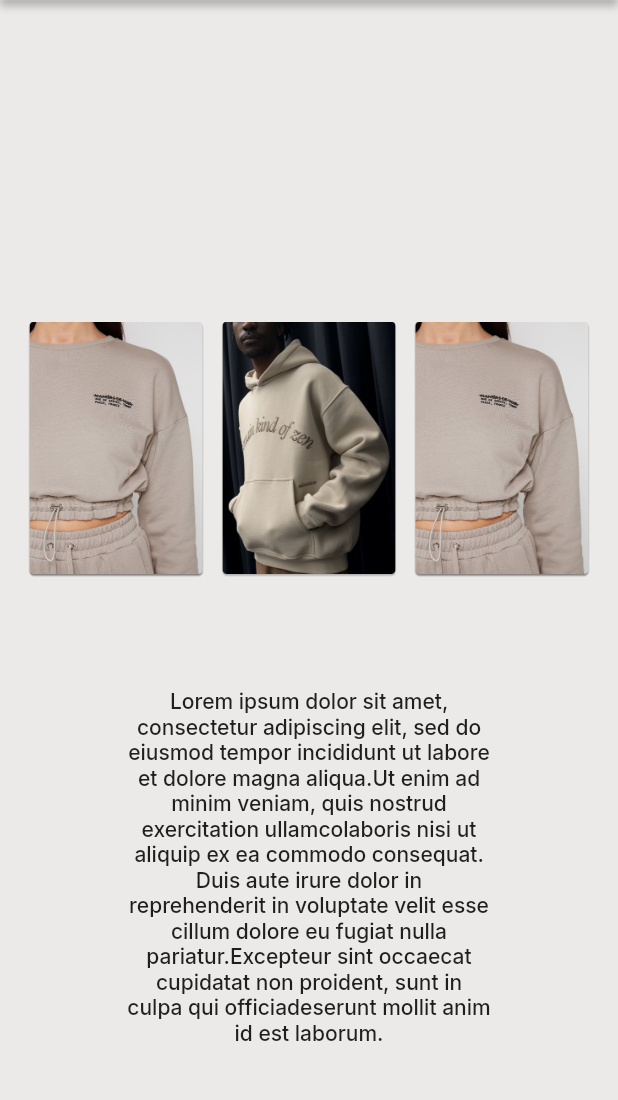
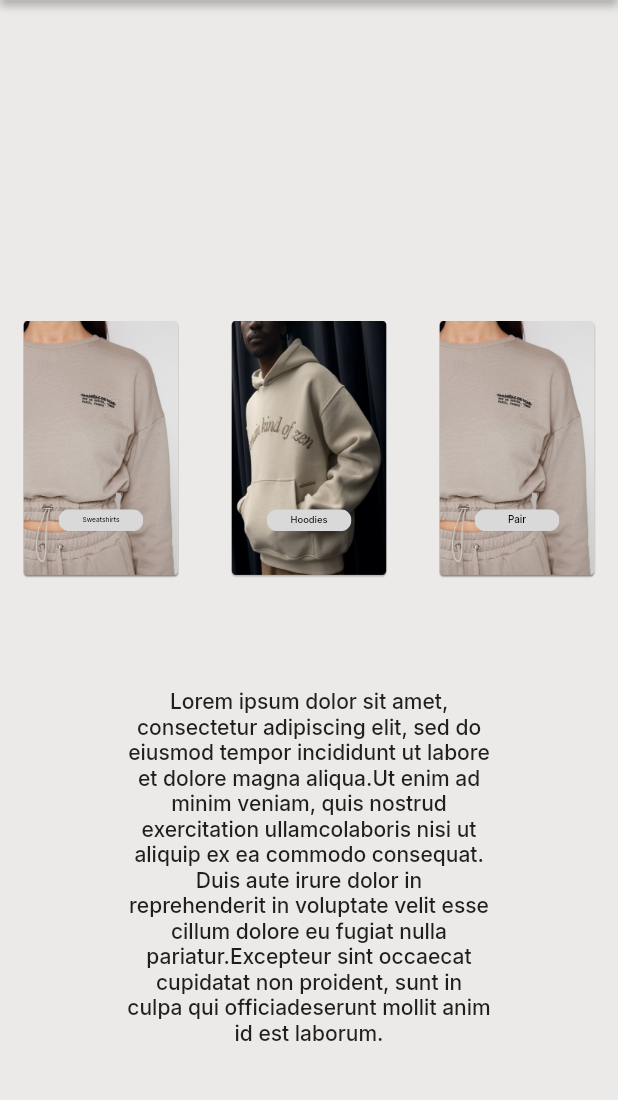
Before and after one commit to ralphkevinmacahipay/flutter-test-app, a Flutter app: the DesktopScreen screen opened directly, after a tap on "HOME", after a tap on "NEW ARRIVAL", on a phone screen of 412 x 824 dp, the part 98-1198 px from its top. Run offline on Flutter 3.47's test engine with Material 2 defaults, Android fonts, the phone set to English and light mode, and no system bars; our stand-ins replace get, google_fonts, velocity_x.

Commit message:
done_desktop_product

```diff
--- /dev/null
+++ b/assets/product_data.json
@@ -0,0 +1,14 @@
+[
+  {
+    "image": "assets/sample_jacket.png",
+    "button_title": "Sweatshirts"
+  },
+  {
+    "image": "assets/sample_jacket_person.png",
+    "button_title": "Hoodies"
+  },
+  {
+    "image": "assets/sample_jacket.png",
+    "button_title": "Pair"
+  }
+]
--- a/lib/configuration/constant_var.dart
+++ b/lib/configuration/constant_var.dart
@@ -1,2 +1,3 @@
 String kLorem =
     "Lorem ipsum dolor sit amet, consectetur adipiscing elit, sed do eiusmod tempor incididunt ut labore et dolore magna aliqua.Ut enim ad minim veniam, quis nostrud exercitation ullamcolaboris nisi ut aliquip ex ea commodo consequat. Duis aute irure dolor in reprehenderit in voluptate velit esse cillum dolore eu fugiat nulla pariatur.Excepteur sint occaecat cupidatat non proident, sunt in culpa qui officiadeserunt mollit anim id est laborum.";
+String kJsonProdData = 'assets/product_data.json';
--- a/lib/desktop/home_desktop/home_desktop.dart
+++ b/lib/desktop/home_desktop/home_desktop.dart
@@ -1,8 +1,9 @@
 import 'package:flutter/material.dart';
-import 'package:flutter_test_app/configuration/constant_var.dart';
 import 'package:flutter_test_app/configuration/icons.dart';
 import 'package:flutter_test_app/configuration/style.dart';
 import 'package:flutter_test_app/desktop/home_desktop/nav_bar_item.dart';
+import 'package:flutter_test_app/desktop/products/products.dart';
+import 'package:flutter_test_app/desktop/sale/sale.dart';
 import 'package:flutter_test_app/my_widget/my_widget.dart';
 import 'package:flutter_test_app/state_management/state_instance.dart';
 import 'package:get/get.dart';
@@ -20,67 +21,9 @@ class DesktopScreen extends StatelessWidget {
             child: ListView(
               controller: kUiStateInstance.kListScrollController,
               children: [
-                const HomeScreenWidget(),
-                Container(
-                    color: kBackGroundColor,
-                    height: context.height,
-                    width: double.infinity,
-                    child: Stack(
-                      children: [
-                        Align(
-                          alignment: Alignment.topCenter,
-                          child: SizedBox(
-                            width: double.infinity,
-                            height: context.percentHeight * 58.59,
-                            child: Stack(children: [
-                              Align(
-                                  alignment: Alignment.centerLeft,
-                                  child: Image.asset(
-                                    kSampleJacket,
-                                    width: context.percentWidth * 28.43,
-                                    height: context.percentHeight * 58.59,
-                                  )),
-                              Align(
-                                  alignment: Alignment.center,
-                                  child: Image.asset(
-                                    width: context.percentWidth * 28.43,
-                                    height: context.percentHeight * 58.59,
-                                    kSamplePerson,
-                                  )),
-                              Align(
-                                  alignment: Alignment.centerRight,
-                                  child: Image.asset(
-                                    width: context.percentWidth * 28.43,
-                                    height: context.percentHeight * 58.59,
-                                    kSampleJacket,
-                                  )),
-                            ]),
-                          ),
-                        )
-                            .marginOnly(top: context.percentHeight * 15)
-                            .paddingSymmetric(
-                                horizontal: context.percentWidth * 4.58),
-                        Align(
-                          alignment: Alignment.bottomCenter,
-                          child: Text(
-                            kLorem,
-                            style: kInterMediumBold.copyWith(),
-                            textAlign: TextAlign.center,
-                          ),
-                        )
-                            .marginSymmetric(
-                                horizontal: context.percentWidth * 20.52)
-                            .marginOnly(bottom: context.percentHeight * 7.51)
-                        // .paddingSymmetric(
-                        //     vertical: context.percentHeight * 5)
-                      ],
-                    )),
-                Container(
-                  color: kLignRed,
-                  height: context.height,
-                  width: context.width,
-                  child: const Text('Sale'),
-                ),
+                const HomeDesktopScreen(),
+                const ProductDesktopScreen(),
+                const SalesDesktopScreen(),
                 Container(
                   color: kLigthBrown,
                   height: context.height,
@@ -110,8 +53,8 @@ class DesktopScreen extends StatelessWidget {
   }
 }
 
-class HomeScreenWidget extends StatelessWidget {
-  const HomeScreenWidget({
+class HomeDesktopScreen extends StatelessWidget {
+  const HomeDesktopScreen({
     super.key,
   });
 
--- a/lib/desktop/products/products.dart
+++ b/lib/desktop/products/products.dart
@@ -0,0 +1,105 @@
+import 'package:flutter/material.dart';
+import 'package:flutter_test_app/configuration/constant_var.dart';
+import 'package:flutter_test_app/configuration/icons.dart';
+import 'package:flutter_test_app/configuration/style.dart';
+import 'package:flutter_test_app/my_widget/my_widget.dart';
+import 'package:get/get.dart';
+import 'package:velocity_x/velocity_x.dart';
+
+class ProductDesktopScreen extends StatelessWidget {
+  const ProductDesktopScreen({
+    super.key,
+  });
+
+  @override
+  Widget build(BuildContext context) {
+    return Container(
+        color: kBackGroundColor,
+        height: context.height,
+        width: double.infinity,
+        child: SizedBox(
+          width: double.infinity,
+          height: 58.59,
+          child: Stack(
+            children: [
+              Align(
+                alignment: Alignment.topCenter,
+                child: SizedBox(
+                  width: double.infinity,
+                  height: context.percentHeight * 58.59,
+                  child: Stack(children: [
+                    ProductItemWidget(
+                        kButtonTitle: "Sweatshirts",
+                        kImage: kSampleJacket,
+                        kAlignmentl: Alignment.centerLeft,
+                        kOnPress: () {}),
+                    ProductItemWidget(
+                        kButtonTitle: "Hoodies",
+                        kImage: kSamplePerson,
+                        kAlignmentl: Alignment.center,
+                        kOnPress: () {}),
+                    ProductItemWidget(
+                        kButtonTitle: "Pair",
+                        kImage: kSampleJacket,
+                        kAlignmentl: Alignment.centerRight,
+                        kOnPress: () {}),
+                  ]),
+                ),
+              ).marginOnly(top: context.percentHeight * 15),
+              Align(
+                alignment: Alignment.bottomCenter,
+                child: Text(
+                  kLorem,
+                  style: kInterMediumBold.copyWith(),
+                  textAlign: TextAlign.center,
+                ),
+              )
+                  .marginSymmetric(horizontal: context.percentWidth * 20.52)
+                  .marginOnly(bottom: context.percentHeight * 7.51)
+              // .paddingSymmetric(
+              //     vertical: context.percentHeight * 5)
+            ],
+          ),
+        ));
+  }
+}
+
+class ProductItemWidget extends StatelessWidget {
+  final String kButtonTitle; //""
+  final Function() kOnPress;
+  final String kImage; //
+  final Alignment kAlignmentl; //Alignment.centerLeft
+  const ProductItemWidget({
+    super.key,
+    required this.kButtonTitle,
+    required this.kOnPress,
+    required this.kImage,
+    required this.kAlignmentl,
+  });
+
+  @override
+  Widget build(BuildContext context) {
+    return Align(
+        alignment: kAlignmentl,
+        child: Container(
+          width: context.percentWidth * 25.40,
+          height: context.percentWidth * 41.66,
+          decoration: BoxDecoration(
+            image: DecorationImage(
+                image: AssetImage(
+                  kImage,
+                ),
+                fit: BoxFit.fill),
+          ),
+          child: ElevatedWidgetButton(
+                  kOnPress: kOnPress,
+                  kName: kButtonTitle,
+                  kAlignment: Alignment.bottomCenter,
+                  kFontSize: context.percentWidth * 1.6,
+                  kH: context.percentWidth * 3.541,
+                  kW: context.percentWidth * 13.75,
+                  kColor: kLogoBackColor)
+              .paddingOnly(bottom: context.percentHeight * 3.80),
+        )).marginAll(15);
+  }
+}
--- a/lib/desktop/sale/sale.dart
+++ b/lib/desktop/sale/sale.dart
@@ -0,0 +1,19 @@
+import 'package:flutter/material.dart';
+import 'package:flutter_test_app/configuration/style.dart';
+import 'package:get/get.dart';
+
+class SalesDesktopScreen extends StatelessWidget {
+  const SalesDesktopScreen({
+    super.key,
+  });
+
+  @override
+  Widget build(BuildContext context) {
+    return Container(
+      color: kLignRed,
+      height: context.height,
+      width: context.width,
+      child: const Text('Sale'),
+    );
+  }
+}
--- a/lib/main.dart
+++ b/lib/main.dart
@@ -7,6 +7,7 @@ import 'package:flutter_test_app/state_management/state_instance.dart';
 import 'package:get/get.dart';
 
 void main() {
+  WidgetsFlutterBinding.ensureInitialized();
   Get.put(UiStateController());
   runApp(const MyApp());
 }
--- /dev/null
+++ b/lib/model/product_model.dart
@@ -0,0 +1,31 @@
+// To parse this JSON data, do
+//
+//     final welcome = welcomeFromJson(jsonString);
+
+import 'dart:convert';
+
+List<ProductData> kGetProdDataFromJson(String str) => List<ProductData>.from(
+    json.decode(str).map((x) => ProductData.fromJson(x)));
+
+String welcomeToJson(List<ProductData> data) =>
+    json.encode(List<dynamic>.from(data.map((x) => x.toJson())));
+
+class ProductData {
+  String image;
+  String buttonTitle;
+
+  ProductData({
+    required this.image,
+    required this.buttonTitle,
+  });
+
+  factory ProductData.fromJson(Map<String, dynamic> json) => ProductData(
+        image: json["image"],
+        buttonTitle: json["button_title"],
+      );
+
+  Map<String, dynamic> toJson() => {
+        "image": image,
+        "button_title": buttonTitle,
+      };
+}
--- a/lib/state_management/get.dart
+++ b/lib/state_management/get.dart
@@ -1,10 +1,16 @@
+import 'dart:convert';
+
 import 'package:flutter/material.dart';
+import 'package:flutter/services.dart';
+import 'package:flutter_test_app/configuration/constant_var.dart';
 import 'package:flutter_test_app/enum/enum.dart';
+import 'package:flutter_test_app/model/product_model.dart';
 import 'package:get/get.dart';
 import 'package:velocity_x/velocity_x.dart';
 
 class UiStateController extends GetxController {
   Rx<PlatformType> kPlatformType = PlatformType.desktop.obs;
+  List<ProductData> kProdData = [];
   static UiStateController get instance => Get.find();
 
   // scroll animation
@@ -34,4 +40,20 @@ class UiStateController extends GetxController {
   void womenFunction() {}
   void chartFunction() {}
   void favFunction() {}
+
+  Future<void> getProductData() async {
+    final data = await rootBundle.loadString(kJsonProdData);
+
+    kProdData = kGetProdDataFromJson(data);
+
+    update();
+  }
+
+  @override
+  void onInit() {
+    // TODO: implement onInit
+    getProductData();
+    print("testing");
+    super.onInit();
+  }
 }
```
